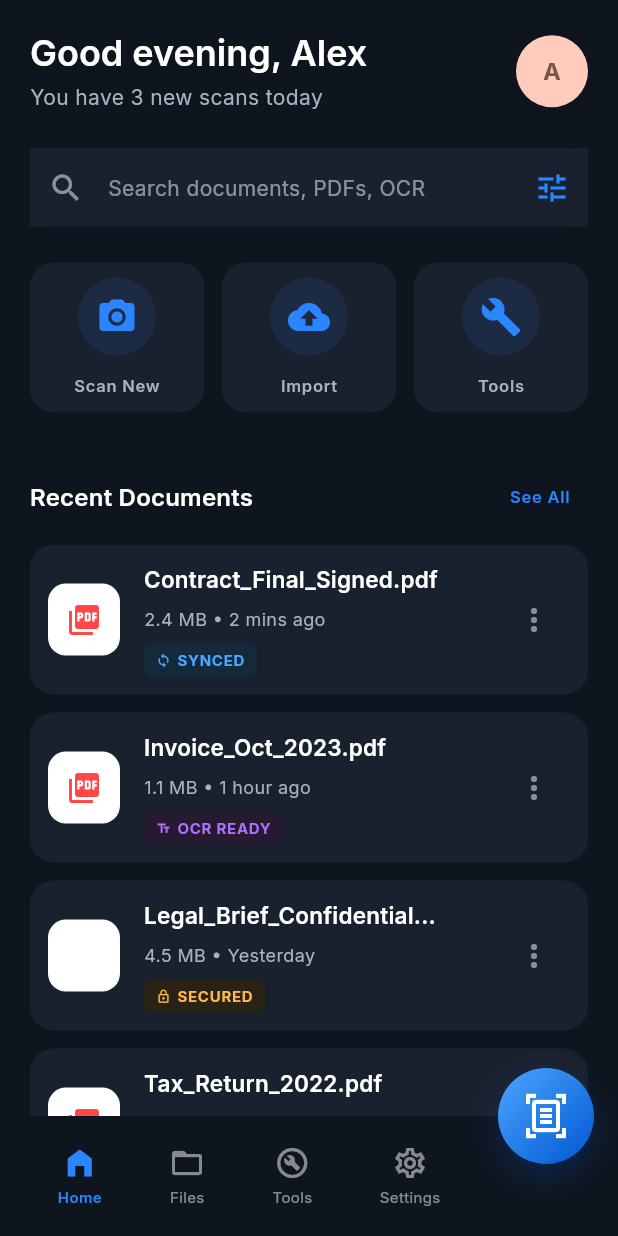
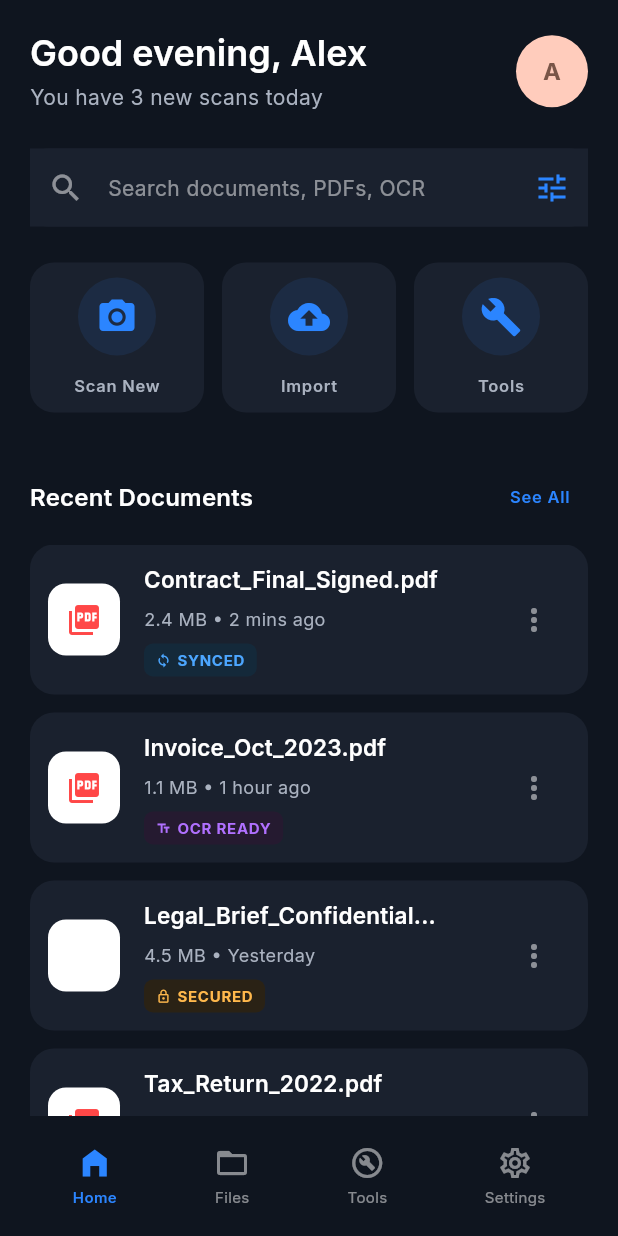
Before and after one commit to Amami3355/pdf-organizer, a Flutter app: the screen it shows after launch, on a phone screen of 412 x 824 dp. Run offline on Flutter 3.47's test engine with Material 3 defaults, Android fonts, the phone set to English and light mode, and no system bars; our stand-ins replace flutter_riverpod, go_router, google_fonts, in_app_review, share_plus, shared_preferences; missing offline and left inert: purchases_flutter.

Commit message:
feat: Remove custom floating action button from home screen and adjust editor screen container bottom margin for safe area.

```diff
--- a/lib/features/editor/editor_screen.dart
+++ b/lib/features/editor/editor_screen.dart
@@ -74,7 +74,7 @@ class EditorScreen extends ConsumerWidget {
           Align(
             alignment: Alignment.bottomCenter,
             child: Container(
-              margin: const EdgeInsets.only(bottom: 32, left: 24, right: 24),
+              margin: EdgeInsets.only(bottom: 32 + MediaQuery.paddingOf(context).bottom, left: 24, right: 24),
               child: ClipRRect(
                 borderRadius: BorderRadius.circular(50),
                 child: BackdropFilter(
--- a/lib/features/home/home_screen.dart
+++ b/lib/features/home/home_screen.dart
@@ -2,7 +2,7 @@ import 'package:flutter/material.dart';
 import 'package:flutter_riverpod/flutter_riverpod.dart';
 import 'package:go_router/go_router.dart';
 import '../../l10n/app_localizations.dart';
-import '../../config/theme.dart';
+
 import '../../config/routes.dart';
 import 'widgets/quick_action_button.dart';
 import 'widgets/document_card.dart';
@@ -149,37 +149,13 @@ class _HomeScreenState extends ConsumerState<HomeScreen> {
         ),
       ),
 
-      // Floating Action Button
-      floatingActionButton: Container(
-        height: 64,
-        width: 64,
-        decoration: const BoxDecoration(
-          shape: BoxShape.circle,
-          gradient: AppColors.primaryGradient,
-          boxShadow: [
-            BoxShadow(
-              color: Color(0x400056D2),
-              blurRadius: 16,
-              offset: Offset(0, 8),
-            ),
-          ],
-        ),
-        child: FloatingActionButton(
-          onPressed: () {},
-          backgroundColor: Colors.transparent,
-          elevation: 0,
-          child: const Icon(Icons.document_scanner_outlined, size: 32, color: Colors.white),
-        ),
-      ),
-      floatingActionButtonLocation: FloatingActionButtonLocation.endDocked,
+
 
       // Bottom Navigation Bar
       bottomNavigationBar: BottomAppBar(
         color: Theme.of(context).bottomAppBarTheme.color,
         elevation: 0,
-        child: Padding(
-          padding: const EdgeInsets.only(right: 80.0),
-          child: Row(
+        child: Row(
             mainAxisAlignment: MainAxisAlignment.spaceAround,
             children: [
               _buildNavBarItem(Icons.home_filled, l10n.home, 0),
@@ -188,7 +164,6 @@ class _HomeScreenState extends ConsumerState<HomeScreen> {
               _buildNavBarItem(Icons.settings_outlined, l10n.settings, 3),
             ],
           ),
-        ),
       ),
     );
   }
```
